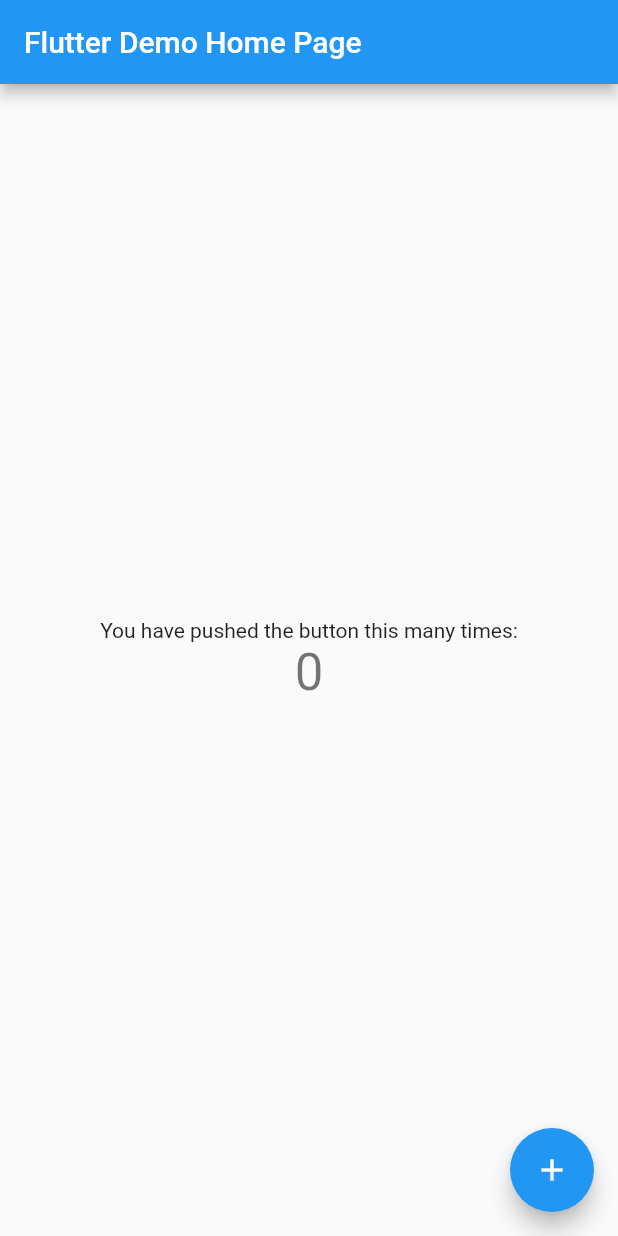
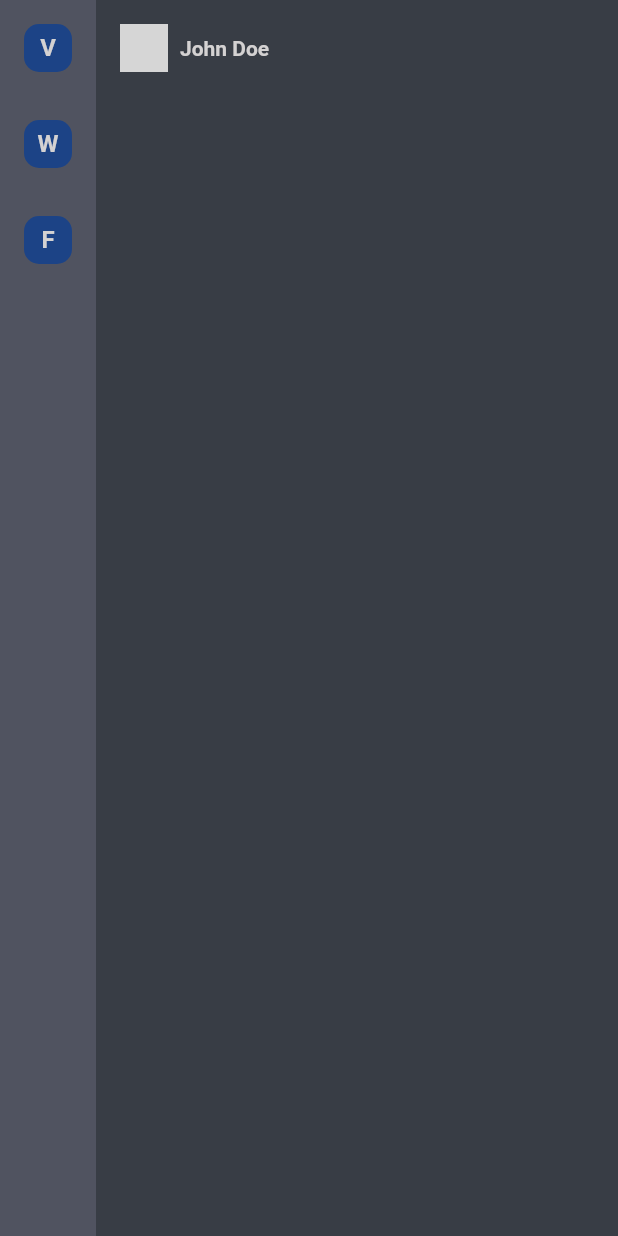
Before and after one commit to PiotrFLEURY/flutter-messenger, a Flutter app: the screen it shows after launch, on a phone screen of 412 x 824 dp. Run offline on Flutter 3.47's test engine with Material 2 defaults, Android fonts, the phone set to English and light mode, and no system bars; network calls fail; grey boxes are pictures that could not be loaded.

Commit message:
feat(home): start home implementation

```diff
--- /dev/null
+++ b/lib/app.dart
@@ -0,0 +1,16 @@
+import 'package:flutter/material.dart';
+import 'package:messenger/presentation/home/home.dart';
+import 'package:messenger/theme.dart';
+
+class MessengerApp extends StatelessWidget {
+  const MessengerApp({super.key});
+
+  @override
+  Widget build(BuildContext context) {
+    return MaterialApp(
+      title: 'Messenger Dashboard',
+      theme: MessengerTheme.appTheme,
+      home: const HomePage(),
+    );
+  }
+}
--- /dev/null
+++ b/lib/domain/entities/user.dart
@@ -0,0 +1,9 @@
+class User {
+  final String name;
+  final String photoUrl;
+
+  User({
+    required this.name,
+    required this.photoUrl,
+  });
+}
--- a/lib/main.dart
+++ b/lib/main.dart
@@ -1,115 +1,4 @@
 import 'package:flutter/material.dart';
+import 'package:messenger/app.dart';
 
-void main() {
-  runApp(const MyApp());
-}
-
-class MyApp extends StatelessWidget {
-  const MyApp({super.key});
-
-  // This widget is the root of your application.
-  @override
-  Widget build(BuildContext context) {
-    return MaterialApp(
-      title: 'Flutter Demo',
-      theme: ThemeData(
-        // This is the theme of your application.
-        //
-        // Try running your application with "flutter run". You'll see the
-        // application has a blue toolbar. Then, without quitting the app, try
-        // changing the primarySwatch below to Colors.green and then invoke
-        // "hot reload" (press "r" in the console where you ran "flutter run",
-        // or simply save your changes to "hot reload" in a Flutter IDE).
-        // Notice that the counter didn't reset back to zero; the application
-        // is not restarted.
-        primarySwatch: Colors.blue,
-      ),
-      home: const MyHomePage(title: 'Flutter Demo Home Page'),
-    );
-  }
-}
-
-class MyHomePage extends StatefulWidget {
-  const MyHomePage({super.key, required this.title});
-
-  // This widget is the home page of your application. It is stateful, meaning
-  // that it has a State object (defined below) that contains fields that affect
-  // how it looks.
-
-  // This class is the configuration for the state. It holds the values (in this
-  // case the title) provided by the parent (in this case the App widget) and
-  // used by the build method of the State. Fields in a Widget subclass are
-  // always marked "final".
-
-  final String title;
-
-  @override
-  State<MyHomePage> createState() => _MyHomePageState();
-}
-
-class _MyHomePageState extends State<MyHomePage> {
-  int _counter = 0;
-
-  void _incrementCounter() {
-    setState(() {
-      // This call to setState tells the Flutter framework that something has
-      // changed in this State, which causes it to rerun the build method below
-      // so that the display can reflect the updated values. If we changed
-      // _counter without calling setState(), then the build method would not be
-      // called again, and so nothing would appear to happen.
-      _counter++;
-    });
-  }
-
-  @override
-  Widget build(BuildContext context) {
-    // This method is rerun every time setState is called, for instance as done
-    // by the _incrementCounter method above.
-    //
-    // The Flutter framework has been optimized to make rerunning build methods
-    // fast, so that you can just rebuild anything that needs updating rather
-    // than having to individually change instances of widgets.
-    return Scaffold(
-      appBar: AppBar(
-        // Here we take the value from the MyHomePage object that was created by
-        // the App.build method, and use it to set our appbar title.
-        title: Text(widget.title),
-      ),
-      body: Center(
-        // Center is a layout widget. It takes a single child and positions it
-        // in the middle of the parent.
-        child: Column(
-          // Column is also a layout widget. It takes a list of children and
-          // arranges them vertically. By default, it sizes itself to fit its
-          // children horizontally, and tries to be as tall as its parent.
-          //
-          // Invoke "debug painting" (press "p" in the console, choose the
-          // "Toggle Debug Paint" action from the Flutter Inspector in Android
-          // Studio, or the "Toggle Debug Paint" command in Visual Studio Code)
-          // to see the wireframe for each widget.
-          //
-          // Column has various properties to control how it sizes itself and
-          // how it positions its children. Here we use mainAxisAlignment to
-          // center the children vertically; the main axis here is the vertical
-          // axis because Columns are vertical (the cross axis would be
-          // horizontal).
-          mainAxisAlignment: MainAxisAlignment.center,
-          children: <Widget>[
-            const Text(
-              'You have pushed the button this many times:',
-            ),
-            Text(
-              '$_counter',
-              style: Theme.of(context).textTheme.headline4,
-            ),
-          ],
-        ),
-      ),
-      floatingActionButton: FloatingActionButton(
-        onPressed: _incrementCounter,
-        tooltip: 'Increment',
-        child: const Icon(Icons.add),
-      ), // This trailing comma makes auto-formatting nicer for build methods.
-    );
-  }
-}
+void main() => runApp(const MessengerApp());
--- /dev/null
+++ b/lib/presentation/home/home.dart
@@ -0,0 +1,23 @@
+import 'package:flutter/material.dart';
+import 'package:messenger/presentation/home/widgets/channels_panel.dart';
+import 'package:messenger/presentation/home/widgets/discussion_panel.dart';
+import 'package:messenger/presentation/home/widgets/history_panel.dart';
+import 'package:messenger/presentation/home/widgets/vertical_navbar.dart';
+
+class HomePage extends StatelessWidget {
+  const HomePage({super.key});
+
+  @override
+  Widget build(BuildContext context) {
+    return Scaffold(
+      body: Row(
+        children: const [
+          VerticalNavbar(),
+          ChannelsPanel(),
+          HistoryPanel(),
+          DiscussionPanel(),
+        ],
+      ),
+    );
+  }
+}
--- /dev/null
+++ b/lib/presentation/home/widgets/channels_panel.dart
@@ -0,0 +1,24 @@
+import 'package:flutter/material.dart';
+import 'package:messenger/domain/entities/user.dart';
+import 'package:messenger/presentation/home/widgets/user_profile.dart';
+
+class ChannelsPanel extends StatelessWidget {
+  const ChannelsPanel({super.key});
+
+  @override
+  Widget build(BuildContext context) {
+    return Column(
+      children: [
+        UserProfile(
+          user: User(
+            name: 'John Doe',
+            photoUrl: 'https://picsum.photos/200',
+          ),
+        ),
+        //Options(),
+        //Channels(),
+        //DirectMessages(),
+      ],
+    );
+  }
+}
--- /dev/null
+++ b/lib/presentation/home/widgets/discussion_panel.dart
@@ -0,0 +1,11 @@
+import 'package:flutter/src/widgets/container.dart';
+import 'package:flutter/src/widgets/framework.dart';
+
+class DiscussionPanel extends StatelessWidget {
+  const DiscussionPanel({super.key});
+
+  @override
+  Widget build(BuildContext context) {
+    return Container();
+  }
+}
--- /dev/null
+++ b/lib/presentation/home/widgets/history_panel.dart
@@ -0,0 +1,11 @@
+import 'package:flutter/src/widgets/container.dart';
+import 'package:flutter/src/widgets/framework.dart';
+
+class HistoryPanel extends StatelessWidget {
+  const HistoryPanel({super.key});
+
+  @override
+  Widget build(BuildContext context) {
+    return Container();
+  }
+}
--- /dev/null
+++ b/lib/presentation/home/widgets/user_avatar.dart
@@ -0,0 +1,20 @@
+import 'package:flutter/material.dart';
+
+class UserAvatar extends StatelessWidget {
+  final String photoUrl;
+  const UserAvatar({super.key, required this.photoUrl});
+
+  @override
+  Widget build(BuildContext context) {
+    return Container(
+      width: 32,
+      height: 32,
+      decoration: BoxDecoration(
+        borderRadius: BorderRadius.circular(8.0),
+        image: DecorationImage(
+          image: NetworkImage(photoUrl),
+        ),
+      ),
+    );
+  }
+}
--- /dev/null
+++ b/lib/presentation/home/widgets/user_profile.dart
@@ -0,0 +1,25 @@
+import 'package:flutter/material.dart';
+import 'package:messenger/domain/entities/user.dart';
+import 'package:messenger/presentation/home/widgets/user_avatar.dart';
+
+class UserProfile extends StatelessWidget {
+  final User user;
+  const UserProfile({super.key, required this.user});
+
+  @override
+  Widget build(BuildContext context) {
+    return Padding(
+      padding: const EdgeInsets.all(16.0),
+      child: Row(
+        children: [
+          UserAvatar(photoUrl: user.photoUrl),
+          const SizedBox(width: 8),
+          Text(
+            user.name,
+            style: Theme.of(context).textTheme.headline4,
+          ),
+        ],
+      ),
+    );
+  }
+}
--- /dev/null
+++ b/lib/presentation/home/widgets/vertical_navbar.dart
@@ -0,0 +1,49 @@
+import 'dart:math';
+
+import 'package:flutter/material.dart';
+import 'package:messenger/theme.dart';
+
+class VerticalNavbar extends StatelessWidget {
+  static const availableOptions = [
+    'Video Games',
+    'Work',
+    'Friends',
+  ];
+
+  const VerticalNavbar({super.key});
+
+  @override
+  Widget build(BuildContext context) {
+    return Container(
+      color: MessengerTheme.mediumGrey,
+      child: Column(
+        children: availableOptions
+            .map(
+              (e) => Padding(
+                padding: const EdgeInsets.all(16.0),
+                child: Tooltip(
+                  message: e,
+                  child: Container(
+                    width: 32,
+                    height: 32,
+                    decoration: BoxDecoration(
+                      // Random color
+                      color: Color((Random().nextDouble() * 0xFFFFFF).toInt())
+                          .withOpacity(1.0),
+                      borderRadius: BorderRadius.circular(10),
+                    ),
+                    child: Center(
+                      child: Text(
+                        e.substring(0, 1),
+                        style: Theme.of(context).textTheme.headline3,
+                      ),
+                    ),
+                  ),
+                ),
+              ),
+            )
+            .toList(),
+      ),
+    );
+  }
+}
--- /dev/null
+++ b/lib/theme.dart
@@ -0,0 +1,101 @@
+/// Colors for the app's theme.
+
+// 7 colors
+
+// #07070B - dark
+
+// #A1A6C0 - light grey
+
+// #383D45 - dark grey
+
+// #505360 - medium grey
+
+// #596799 - blue
+
+// #AC7D50 - orange
+
+// #D4D2D2 - white
+
+import 'package:flutter/material.dart';
+
+class MessengerTheme {
+  static const Color dark = Color(0xFF07070B);
+
+  static const Color lightGrey = Color(0xFFA1A6C0);
+
+  static const Color darkGrey = Color(0xFF383D45);
+
+  static const Color mediumGrey = Color(0xFF505360);
+
+  static const Color blue = Color(0xFF596799);
+
+  static const Color orange = Color(0xFFAC7D50);
+
+  static const Color white = Color(0xFFD4D2D2);
+
+  static final appTheme = ThemeData(
+    primaryColor: mediumGrey,
+    backgroundColor: darkGrey,
+    scaffoldBackgroundColor: darkGrey,
+    textTheme: const TextTheme(
+      headline1: TextStyle(
+        color: white,
+        fontSize: 24,
+        fontWeight: FontWeight.bold,
+      ),
+      headline2: TextStyle(
+        color: white,
+        fontSize: 20,
+        fontWeight: FontWeight.bold,
+      ),
+      headline3: TextStyle(
+        color: white,
+        fontSize: 16,
+        fontWeight: FontWeight.bold,
+      ),
+      headline4: TextStyle(
+        color: white,
+        fontSize: 14,
+        fontWeight: FontWeight.bold,
+      ),
+      headline5: TextStyle(
+        color: white,
+        fontSize: 12,
+        fontWeight: FontWeight.bold,
+      ),
+      headline6: TextStyle(
+        color: white,
+        fontSize: 10,
+        fontWeight: FontWeight.bold,
+      ),
+      bodyText1: TextStyle(
+        color: white,
+        fontSize: 14,
+      ),
+      bodyText2: TextStyle(
+        color: white,
+        fontSize: 12,
+      ),
+      subtitle1: TextStyle(
+        color: white,
+        fontSize: 14,
+      ),
+      subtitle2: TextStyle(
+        color: white,
+        fontSize: 12,
+      ),
+      caption: TextStyle(
+        color: white,
+        fontSize: 10,
+      ),
+      button: TextStyle(
+        color: white,
+        fontSize: 14,
+      ),
+      overline: TextStyle(
+        color: white,
+        fontSize: 10,
+      ),
+    ),
+  );
+}
```
Also changed, not shown: 1 other file.
